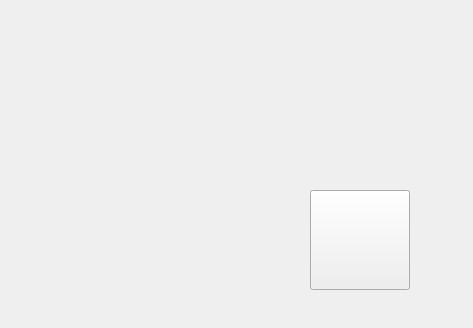
Old version of the form mainwindow.ui in the repository max22-/loan.
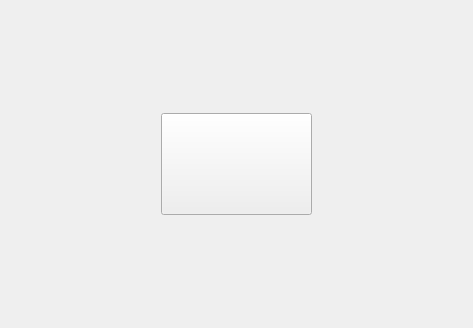
New version of the form. Icons and pictures are not drawn.

Commit message: Bouton "proportionnel" prenant 1/3 et 1/3 de la hauteur et de la largeur, et qui se redimensionne (il reste à changer sa position et sa taille)

```diff
--- a/mainwindow.ui
+++ b/mainwindow.ui
@@ -10,6 +10,12 @@
     <height>328</height>
    </rect>
   </property>
+  <property name="sizePolicy">
+   <sizepolicy hsizetype="Expanding" vsizetype="Expanding">
+    <horstretch>0</horstretch>
+    <verstretch>0</verstretch>
+   </sizepolicy>
+  </property>
   <property name="windowTitle">
    <string>MainWindow</string>
   </property>
@@ -45,17 +51,43 @@
        <property name="styleSheet">
         <string notr="true">border-image: url(:/images/backgrounds/background.png);</string>
        </property>
-       <widget class="QPushButton" name="pushButton">
-        <property name="geometry">
-         <rect>
-          <x>310</x>
-          <y>190</y>
-          <width>100</width>
-          <height>100</height>
-         </rect>
-        </property>
-        <property name="styleSheet">
-         <string notr="true">QPushButton {
+       <layout class="QGridLayout" name="gridLayout">
+        <item row="0" column="1">
+         <spacer name="verticalSpacer_2">
+          <property name="orientation">
+           <enum>Qt::Vertical</enum>
+          </property>
+          <property name="sizeHint" stdset="0">
+           <size>
+            <width>20</width>
+            <height>96</height>
+           </size>
+          </property>
+         </spacer>
+        </item>
+        <item row="1" column="0">
+         <spacer name="horizontalSpacer">
+          <property name="orientation">
+           <enum>Qt::Horizontal</enum>
+          </property>
+          <property name="sizeHint" stdset="0">
+           <size>
+            <width>145</width>
+            <height>20</height>
+           </size>
+          </property>
+         </spacer>
+        </item>
+        <item row="1" column="1">
+         <widget class="QPushButton" name="pushButton">
+          <property name="sizePolicy">
+           <sizepolicy hsizetype="Expanding" vsizetype="Expanding">
+            <horstretch>0</horstretch>
+            <verstretch>0</verstretch>
+           </sizepolicy>
+          </property>
+          <property name="styleSheet">
+           <string notr="true">QPushButton {
 	border-image: url(:/images/buttons/forward_button.png);
 }
 
@@ -68,11 +100,39 @@
 }
 
 </string>
-        </property>
-        <property name="text">
-         <string/>
-        </property>
-       </widget>
+          </property>
+          <property name="text">
+           <string/>
+          </property>
+         </widget>
+        </item>
+        <item row="1" column="2">
+         <spacer name="horizontalSpacer_2">
+          <property name="orientation">
+           <enum>Qt::Horizontal</enum>
+          </property>
+          <property name="sizeHint" stdset="0">
+           <size>
+            <width>145</width>
+            <height>20</height>
+           </size>
+          </property>
+         </spacer>
+        </item>
+        <item row="2" column="1">
+         <spacer name="verticalSpacer">
+          <property name="orientation">
+           <enum>Qt::Vertical</enum>
+          </property>
+          <property name="sizeHint" stdset="0">
+           <size>
+            <width>20</width>
+            <height>96</height>
+           </size>
+          </property>
+         </spacer>
+        </item>
+       </layout>
       </widget>
       <widget class="QWidget" name="page_6"/>
      </widget>
```
